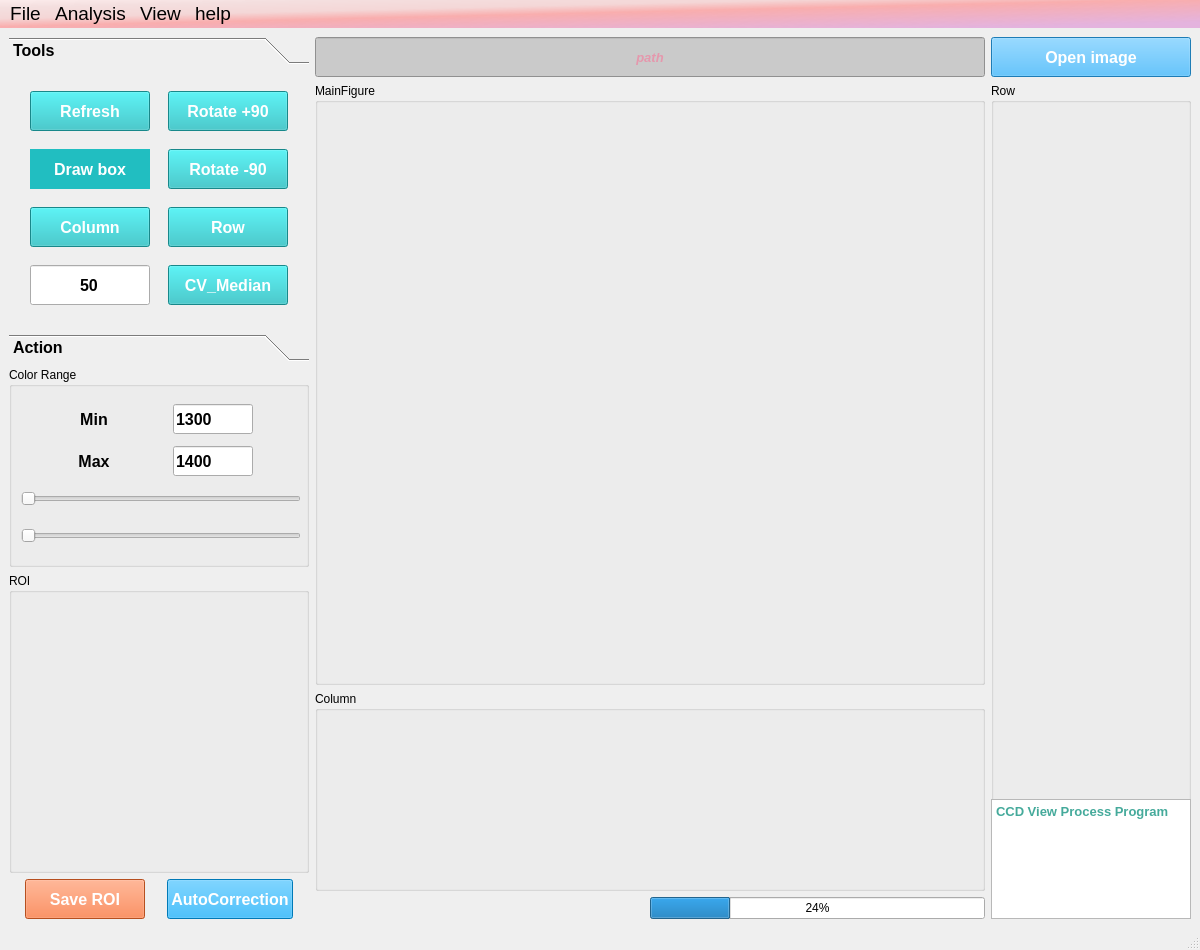
Qt form UI/UI_CCD_img_Proc.ui (zlmturnout/CCDImgProcess) before a commit.
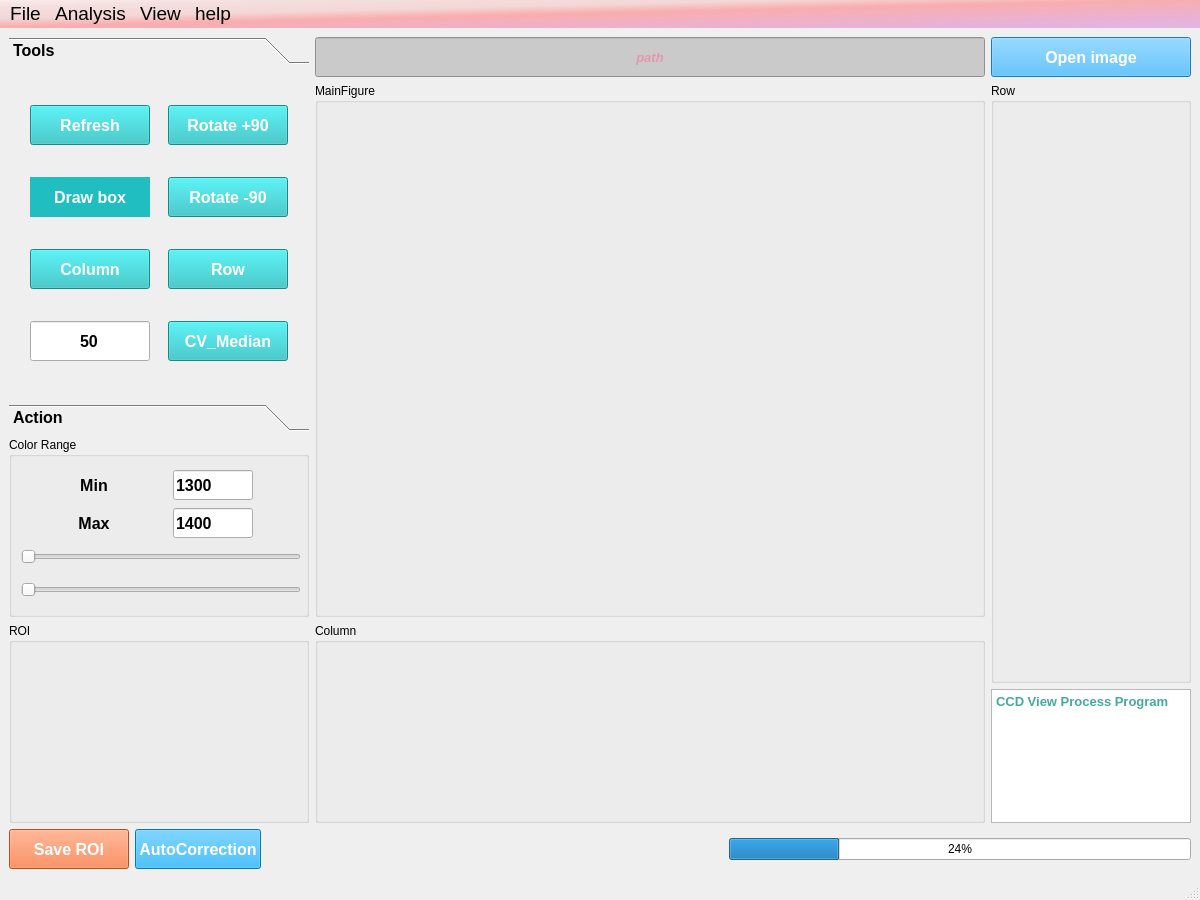
The same form after that commit.

What changed in the file:
```diff
--- a/UI/UI_CCD_img_Proc.ui
+++ b/UI/UI_CCD_img_Proc.ui
@@ -7,7 +7,7 @@
     <x>0</x>
     <y>0</y>
     <width>1200</width>
-    <height>950</height>
+    <height>900</height>
    </rect>
   </property>
   <property name="sizePolicy">
@@ -19,7 +19,7 @@
   <property name="minimumSize">
    <size>
     <width>1200</width>
-    <height>950</height>
+    <height>850</height>
    </size>
   </property>
   <property name="windowTitle">
@@ -31,7 +31,9 @@
   <widget class="QWidget" name="centralwidget">
    <layout class="QGridLayout" name="gridLayout_3">
     <item row="0" column="0">
-     <layout class="QHBoxLayout" name="horizontalLayout_4">
+     <layout class="QVBoxLayout" name="verticalLayout_6">
+      <item>
+       <layout class="QHBoxLayout" name="horizontalLayout_5">
       <item>
        <layout class="QVBoxLayout" name="verticalLayout">
         <item>
@@ -45,7 +47,7 @@
           <property name="minimumSize">
            <size>
             <width>300</width>
-            <height>300</height>
+              <height>250</height>
            </size>
           </property>
           <property name="maximumSize">
@@ -76,7 +78,7 @@
              <x>0</x>
              <y>0</y>
              <width>300</width>
-             <height>253</height>
+               <height>319</height>
             </rect>
            </property>
            <attribute name="label">
@@ -456,7 +458,7 @@
           <property name="minimumSize">
            <size>
             <width>300</width>
-            <height>200</height>
+              <height>180</height>
            </size>
           </property>
           <property name="title">
@@ -839,7 +841,7 @@
           <property name="minimumSize">
            <size>
             <width>300</width>
-            <height>300</height>
+              <height>200</height>
            </size>
           </property>
           <property name="maximumSize">
@@ -853,76 +855,6 @@
           </property>
          </widget>
         </item>
-        <item>
-         <layout class="QHBoxLayout" name="horizontalLayout_2">
-          <item>
-           <widget class="QPushButton" name="Save_ROI_btn">
-            <property name="sizePolicy">
-             <sizepolicy hsizetype="Fixed" vsizetype="Fixed">
-              <horstretch>0</horstretch>
-              <verstretch>0</verstretch>
-             </sizepolicy>
-            </property>
-            <property name="minimumSize">
-             <size>
-              <width>120</width>
-              <height>40</height>
-             </size>
-            </property>
-            <property name="font">
-             <font>
-              <family>Arial</family>
-              <pointsize>12</pointsize>
-              <bold>true</bold>
-             </font>
-            </property>
-            <property name="styleSheet">
-             <string notr="true">background-color: rgb(255, 110, 43);
-border-bottom-color: rgb(139, 139, 139);
-border-right-color: rgb(48, 48, 48);
-selection-color: rgb(255, 85, 127);
-color: rgb(255, 255, 255);</string>
-            </property>
-            <property name="text">
-             <string>Save ROI</string>
-            </property>
-           </widget>
-          </item>
-          <item>
-           <widget class="QPushButton" name="AutoCorrection_btn">
-            <property name="sizePolicy">
-             <sizepolicy hsizetype="Fixed" vsizetype="Fixed">
-              <horstretch>0</horstretch>
-              <verstretch>0</verstretch>
-             </sizepolicy>
-            </property>
-            <property name="minimumSize">
-             <size>
-              <width>120</width>
-              <height>40</height>
-             </size>
-            </property>
-            <property name="font">
-             <font>
-              <family>Arial</family>
-              <pointsize>12</pointsize>
-              <bold>true</bold>
-             </font>
-            </property>
-            <property name="styleSheet">
-             <string notr="true">background-color: rgb(0, 170, 255);
-border-bottom-color: rgb(139, 139, 139);
-border-right-color: rgb(48, 48, 48);
-selection-color: rgb(255, 85, 127);
-color: rgb(255, 255, 255);</string>
-            </property>
-            <property name="text">
-             <string>AutoCorrection</string>
-            </property>
-           </widget>
-          </item>
-         </layout>
-        </item>
        </layout>
       </item>
       <item>
@@ -1197,7 +1129,7 @@
           <property name="minimumSize">
            <size>
             <width>600</width>
-            <height>600</height>
+              <height>400</height>
            </size>
           </property>
           <property name="cursor">
@@ -1227,30 +1159,6 @@
           </property>
          </widget>
         </item>
-        <item>
-         <layout class="QHBoxLayout" name="horizontalLayout_5">
-          <item>
-           <spacer name="horizontalSpacer_2">
-            <property name="orientation">
-             <enum>Qt::Horizontal</enum>
-            </property>
-            <property name="sizeHint" stdset="0">
-             <size>
-              <width>308</width>
-              <height>20</height>
-             </size>
-            </property>
-           </spacer>
-          </item>
-          <item>
-           <widget class="QProgressBar" name="progressBar">
-            <property name="value">
-             <number>24</number>
-            </property>
-           </widget>
-          </item>
-         </layout>
-        </item>
        </layout>
       </item>
       <item>
@@ -1301,7 +1209,7 @@
             <property name="minimumSize">
              <size>
               <width>200</width>
-              <height>800</height>
+                <height>600</height>
              </size>
             </property>
             <property name="layoutDirection">
@@ -1328,13 +1236,13 @@
           <property name="minimumSize">
            <size>
             <width>200</width>
-            <height>120</height>
+              <height>100</height>
            </size>
           </property>
           <property name="maximumSize">
            <size>
             <width>200</width>
-            <height>16777215</height>
+              <height>300</height>
            </size>
           </property>
           <property name="font">
@@ -1343,6 +1251,12 @@
             <pointsize>10</pointsize>
            </font>
           </property>
+            <property name="acceptDrops">
+             <bool>true</bool>
+            </property>
+            <property name="readOnly">
+             <bool>true</bool>
+            </property>
           <property name="html">
            <string>&lt;!DOCTYPE HTML PUBLIC &quot;-//W3C//DTD HTML 4.0//EN&quot; &quot;http://www.w3.org/TR/REC-html40/strict.dtd&quot;&gt;
 &lt;html&gt;&lt;head&gt;&lt;meta name=&quot;qrichtext&quot; content=&quot;1&quot; /&gt;&lt;meta charset=&quot;utf-8&quot; /&gt;&lt;style type=&quot;text/css&quot;&gt;
@@ -1354,19 +1268,102 @@
           </property>
          </widget>
         </item>
+         </layout>
+        </item>
+       </layout>
+      </item>
         <item>
-         <spacer name="verticalSpacer">
+       <layout class="QHBoxLayout" name="horizontalLayout_4">
+        <item>
+         <layout class="QHBoxLayout" name="horizontalLayout_2">
+          <item>
+           <widget class="QPushButton" name="Save_ROI_btn">
+            <property name="sizePolicy">
+             <sizepolicy hsizetype="Fixed" vsizetype="Fixed">
+              <horstretch>0</horstretch>
+              <verstretch>0</verstretch>
+             </sizepolicy>
+            </property>
+            <property name="minimumSize">
+             <size>
+              <width>120</width>
+              <height>40</height>
+             </size>
+            </property>
+            <property name="font">
+             <font>
+              <family>Arial</family>
+              <pointsize>12</pointsize>
+              <bold>true</bold>
+             </font>
+            </property>
+            <property name="styleSheet">
+             <string notr="true">background-color: rgb(255, 110, 43);
+border-bottom-color: rgb(139, 139, 139);
+border-right-color: rgb(48, 48, 48);
+selection-color: rgb(255, 85, 127);
+color: rgb(255, 255, 255);</string>
+            </property>
+            <property name="text">
+             <string>Save ROI</string>
+            </property>
+           </widget>
+          </item>
+          <item>
+           <widget class="QPushButton" name="AutoCorrection_btn">
+            <property name="sizePolicy">
+             <sizepolicy hsizetype="Fixed" vsizetype="Fixed">
+              <horstretch>0</horstretch>
+              <verstretch>0</verstretch>
+             </sizepolicy>
+            </property>
+            <property name="minimumSize">
+             <size>
+              <width>120</width>
+              <height>40</height>
+             </size>
+            </property>
+            <property name="font">
+             <font>
+              <family>Arial</family>
+              <pointsize>12</pointsize>
+              <bold>true</bold>
+             </font>
+            </property>
+            <property name="styleSheet">
+             <string notr="true">background-color: rgb(0, 170, 255);
+border-bottom-color: rgb(139, 139, 139);
+border-right-color: rgb(48, 48, 48);
+selection-color: rgb(255, 85, 127);
+color: rgb(255, 255, 255);</string>
+            </property>
+            <property name="text">
+             <string>AutoCorrection</string>
+            </property>
+           </widget>
+          </item>
+         </layout>
+        </item>
+        <item>
+         <spacer name="horizontalSpacer_2">
           <property name="orientation">
-           <enum>Qt::Vertical</enum>
+           <enum>Qt::Horizontal</enum>
           </property>
           <property name="sizeHint" stdset="0">
            <size>
             <width>20</width>
-            <height>40</height>
+            <height>20</height>
            </size>
           </property>
          </spacer>
         </item>
+        <item>
+         <widget class="QProgressBar" name="progressBar">
+          <property name="value">
+           <number>24</number>
+          </property>
+         </widget>
+        </item>
        </layout>
       </item>
      </layout>
```
Left out of the diff: 3 changed lines with no effect on the pictures. Lines whose indentation alone changed are shown as unchanged.
